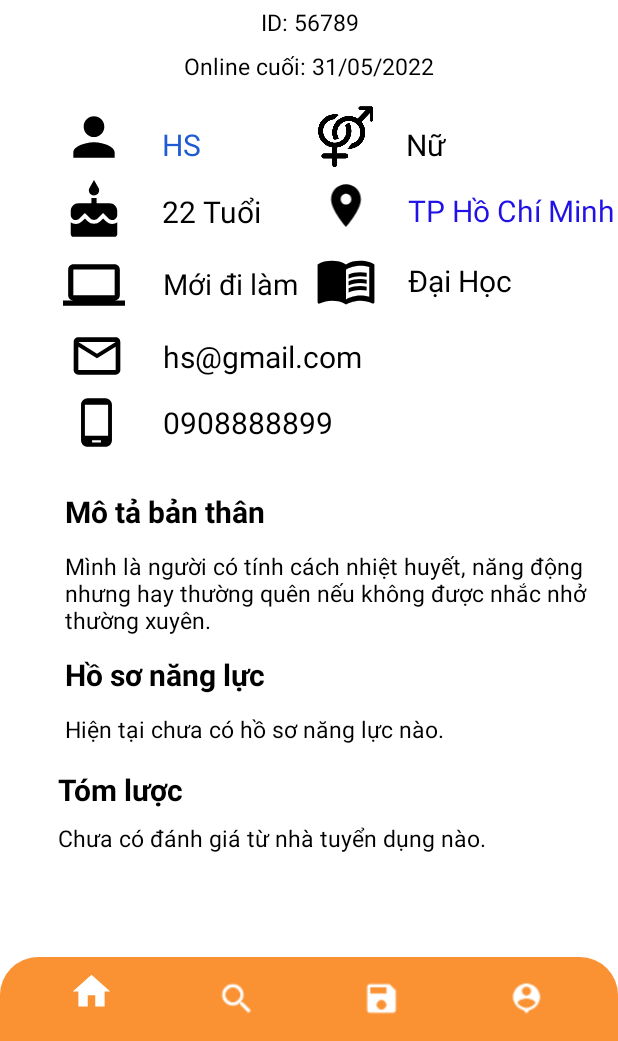
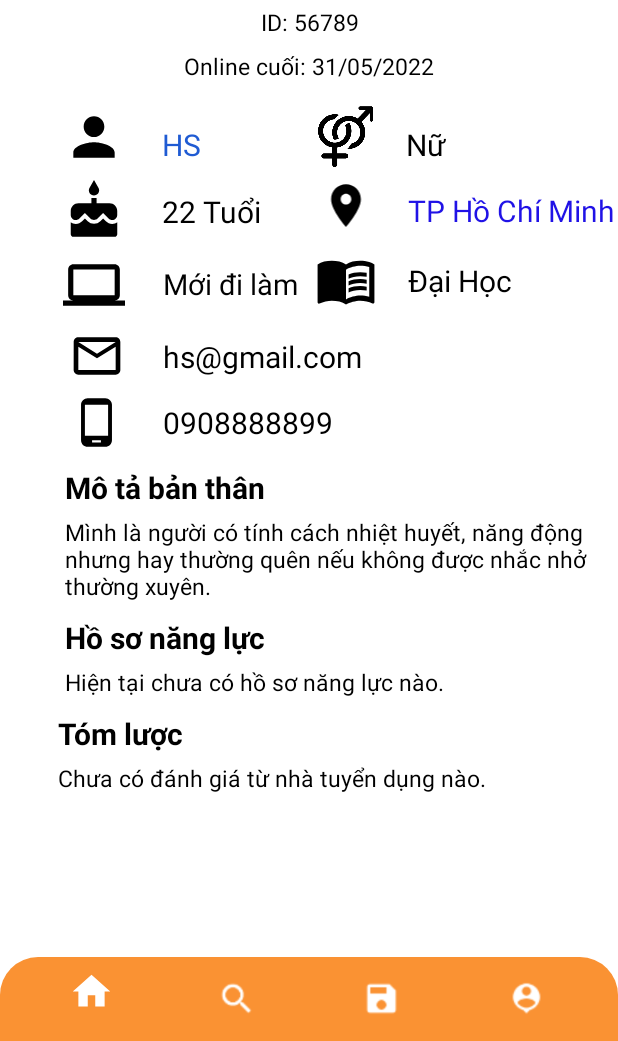
Before and after one commit to tuandm00/PJ_HCI_V3, an Android app: the Freelancer_P7 screen opened directly, with no data from a screen before it, on a phone screen of 412 x 824 dp, the part 195-1236 px from its top. Run offline under Robolectric (Android 15) with nearby library versions, the phone set to English and light mode, and no system bars.

Commit message:
Commit Fixed Layout

```diff
--- a/app/src/main/res/layout/activity_freelancer_p7.xml
+++ b/app/src/main/res/layout/activity_freelancer_p7.xml
@@ -229,7 +229,7 @@
             android:id="@+id/textView45"
             android:layout_width="wrap_content"
             android:layout_height="wrap_content"
-            android:layout_marginTop="28dp"
+            android:layout_marginTop="12dp"
             android:text="Mô tả bản thân"
             android:textColor="@color/black"
             android:textSize="20sp"
@@ -243,7 +243,7 @@
             android:id="@+id/textView46"
             android:layout_width="0dp"
             android:layout_height="wrap_content"
-            android:layout_marginTop="12dp"
+            android:layout_marginTop="5dp"
             android:text="Mình là người có tính cách nhiệt huyết, năng động nhưng hay thường quên nếu không được nhắc nhở thường xuyên."
             android:textColor="@color/black"
             android:textSize="15sp"
@@ -256,7 +256,7 @@
             android:id="@+id/textView47"
             android:layout_width="wrap_content"
             android:layout_height="wrap_content"
-            android:layout_marginTop="12dp"
+            android:layout_marginTop="10dp"
             android:text="Hồ sơ năng lực"
             android:textColor="@color/black"
             android:textSize="20sp"
@@ -270,7 +270,7 @@
             android:id="@+id/textView48"
             android:layout_width="0dp"
             android:layout_height="wrap_content"
-            android:layout_marginTop="12dp"
+            android:layout_marginTop="5dp"
             android:text="Hiện tại chưa có hồ sơ năng lực nào."
             android:textColor="@color/black"
             android:textSize="15sp"
@@ -283,7 +283,7 @@
             android:id="@+id/textView49"
             android:layout_width="wrap_content"
             android:layout_height="wrap_content"
-            android:layout_marginTop="16dp"
+            android:layout_marginTop="10dp"
             android:text="Tóm lược"
             android:textColor="@color/black"
             android:textSize="20sp"
@@ -297,14 +297,16 @@
             android:id="@+id/textView50"
             android:layout_width="0dp"
             android:layout_height="wrap_content"
-            android:layout_marginTop="8dp"
+            android:layout_marginTop="5dp"
             android:text="Chưa có đánh giá từ nhà tuyển dụng nào."
             android:textColor="@color/black"
             android:textSize="15sp"
+            app:layout_constraintBottom_toBottomOf="parent"
             app:layout_constraintEnd_toEndOf="parent"
             app:layout_constraintHorizontal_bias="1.0"
             app:layout_constraintStart_toStartOf="@+id/textView49"
-            app:layout_constraintTop_toBottomOf="@+id/textView49" />
+            app:layout_constraintTop_toBottomOf="@+id/textView49"
+            app:layout_constraintVertical_bias="0.0" />
 
         <Button
             android:id="@+id/buttonTrangchu"
--- a/app/src/main/res/layout/activity_freelancer_p8.xml
+++ b/app/src/main/res/layout/activity_freelancer_p8.xml
@@ -47,7 +47,7 @@
         android:layout_marginStart="9dp"
         android:layout_marginTop="70dp"
         android:layout_marginEnd="89dp"
-        android:text="Các Công Việc Đã Apply"
+        android:text="@string/job_had_apply"
         android:textColor="@color/black"
         android:textSize="20sp"
         android:textStyle="bold" />
--- a/app/src/main/res/values/strings.xml
+++ b/app/src/main/res/values/strings.xml
@@ -1,3 +1,4 @@
 <resources>
     <string name="app_name">PI_HCI_v3</string>
+    <string name="job_had_apply">Các Công Việc Đã Apply</string>
 </resources>
```
